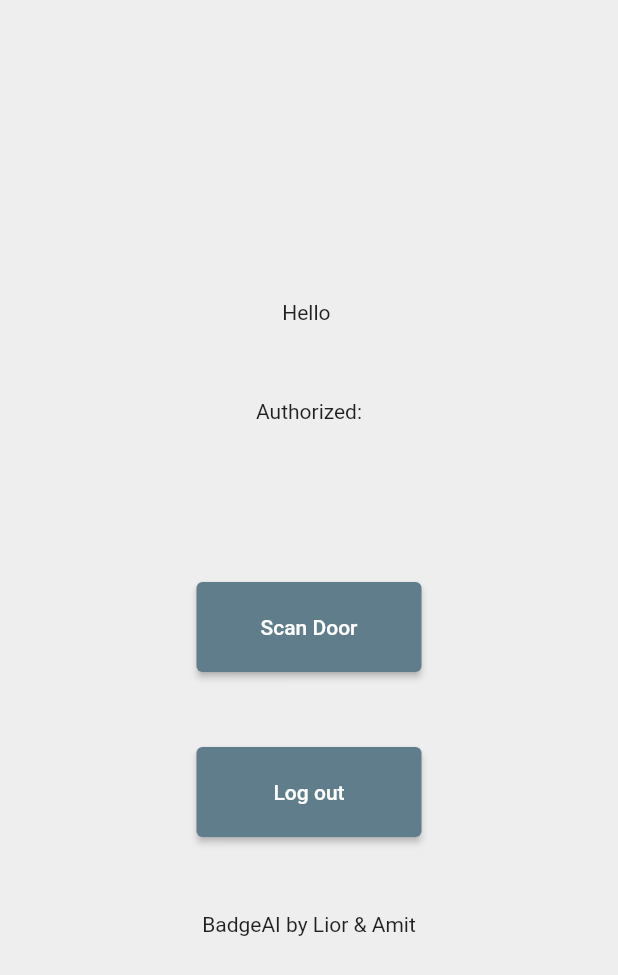
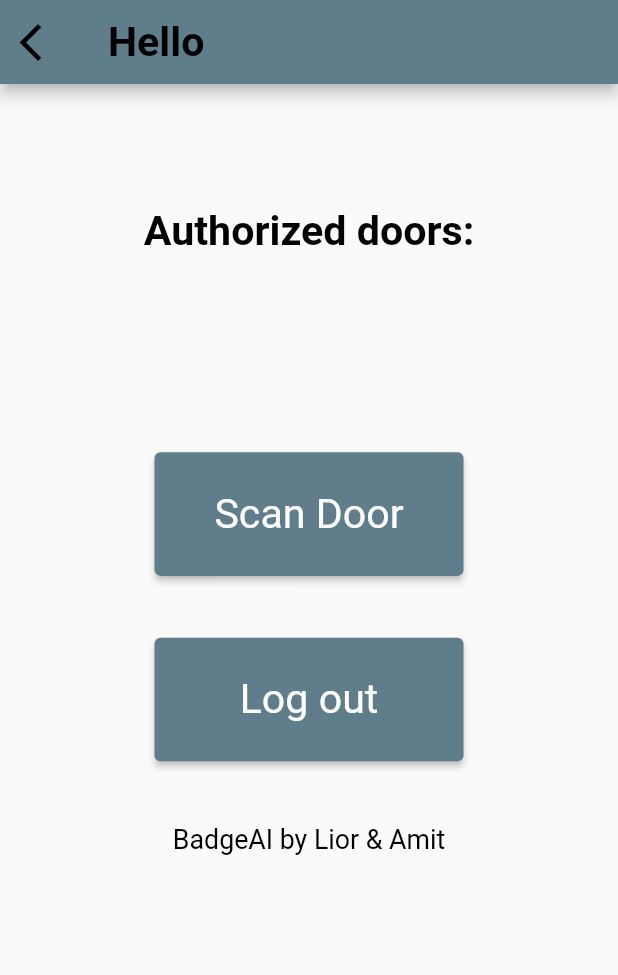
Before and after one commit to AmitTzah/Badge_AI, a Flutter app: the HomeScreen screen opened by its route, on a phone screen of 412 x 824 dp. Shown: the top 975 px of the screen. Run offline on Flutter 3.47's test engine with Material 2 defaults, Android fonts, the phone set to English and light mode, and no system bars; our stand-ins replace cloud_firestore, firebase_auth, firebase_core, firebase_database, local_auth, sizer; missing offline and left inert: flutter_barcode_scanner; accounts and stored records are empty.

Commit message:
Fixed overflow in home

```diff
--- a/lib/pages/home.dart
+++ b/lib/pages/home.dart
@@ -7,6 +7,8 @@ import 'package:firebase_database/firebase_database.dart';
 import 'package:flutter/services.dart';
 import 'package:local_auth/local_auth.dart';
 import 'dart:async';
+
+import 'package:sizer/sizer.dart';
 
 class HomeScreen extends StatefulWidget {
   final String fullname;
@@ -135,24 +137,59 @@ class _HomeScreenState extends State<HomeScreen> {
   @override
   Widget build(BuildContext context) {
     return Scaffold(
-      backgroundColor: Colors.grey[200],
+      appBar: AppBar(
+        title: Text(
+          'Hello ${widget.fullname}',
+          style: TextStyle(
+              fontSize: 20.sp,
+              color: Colors.black,
+              fontWeight: FontWeight.bold),
+        ),
+        leading: IconButton(
+          icon: const Icon(
+            Icons.arrow_back_ios,
+            color: Colors.black,
+            size: 30,
+          ),
+          onPressed: () {
+            Navigator.of(context).pop();
+          },
+        ),
+      ),
       body: Center(
         child: Column(
-          mainAxisAlignment: MainAxisAlignment.center,
+          mainAxisAlignment: MainAxisAlignment.start,
           children: [
-            Text('Hello ${widget.fullname}'),
-            const SizedBox(height: 50),
-            const Text('Authorized:'),
-            const SizedBox(height: 20),
-            Text(widget.doors),
-            const SizedBox(height: 70),
+            SizedBox(height: 10.h),
+            Text(
+              'Authorized doors:',
+              style: TextStyle(
+                  fontSize: 20.sp,
+                  color: Colors.black,
+                  fontWeight: FontWeight.bold),
+            ),
+            SizedBox(height: 3.h),
+            Text(
+              widget.doors,
+              style: TextStyle(
+                  fontSize: 15.sp,
+                  color: Colors.black,
+                  fontWeight: FontWeight.normal),
+            ),
+            SizedBox(height: 10.h),
             SizedBox(
-              height: 60,
-              width: 150,
+              height: 10.h,
+              width: 50.w,
               child: ElevatedButton(
                   clipBehavior: Clip.hardEdge,
-                  child: const Center(
-                    child: Text('Scan Door'),
+                  child: Center(
+                    child: Text(
+                      'Scan Door',
+                      style: TextStyle(
+                          fontSize: 20.sp,
+                          color: Colors.white,
+                          fontWeight: FontWeight.normal),
+                    ),
                   ),
                   onPressed: () async {
                     await scanQR();
@@ -232,14 +269,20 @@ class _HomeScreenState extends State<HomeScreen> {
                     }
                   }),
             ),
-            const SizedBox(height: 50),
+            SizedBox(height: 5.h),
             SizedBox(
-              height: 60,
-              width: 150,
+              height: 10.h,
+              width: 50.w,
               child: ElevatedButton(
                   clipBehavior: Clip.hardEdge,
-                  child: const Center(
-                    child: Text('Log out'),
+                  child: Center(
+                    child: Text(
+                      'Log out',
+                      style: TextStyle(
+                          fontSize: 20.sp,
+                          color: Colors.white,
+                          fontWeight: FontWeight.normal),
+                    ),
                   ),
                   onPressed: () async {
                     await _signOut();
@@ -248,8 +291,14 @@ class _HomeScreenState extends State<HomeScreen> {
                     }
                   }),
             ),
-            const SizedBox(height: 50),
-            const Text('BadgeAI by Lior & Amit')
+            SizedBox(height: 5.h),
+            Text(
+              'BadgeAI by Lior & Amit',
+              style: TextStyle(
+                  fontSize: 13.sp,
+                  color: Colors.black,
+                  fontWeight: FontWeight.normal),
+            ),
           ],
         ),
       ),
--- a/lib/pages/login.dart
+++ b/lib/pages/login.dart
@@ -154,7 +154,7 @@ class _LoginScreenState extends State<LoginScreen> {
                               style: TextStyle(
                                   fontSize: 15.sp, color: Colors.black87),
                             ),
-                            const SizedBox(width: 10),
+                            SizedBox(width: 3.w),
                             Text(
                               'Sign up',
                               style: TextStyle(
@@ -165,8 +165,14 @@ class _LoginScreenState extends State<LoginScreen> {
                           ],
                         ),
                       ),
-                      const SizedBox(height: 50),
-                      const Text('BadgeAI by Lior & Amit')
+                      SizedBox(height: 5.h),
+                      Text(
+                        'BadgeAI by Lior & Amit',
+                        style: TextStyle(
+                            fontSize: 13.sp,
+                            color: Colors.black,
+                            fontWeight: FontWeight.normal),
+                      ),
                     ],
                   ),
                 ),
--- a/lib/pages/register.dart
+++ b/lib/pages/register.dart
@@ -53,12 +53,11 @@ class _SignupScreenState extends State<SignupScreen> {
                       Text(
                         "Sign Up",
                         style: TextStyle(
-                            fontSize: 30.sp,
+                            fontSize: 37.sp,
                             color: Colors.black,
                             fontWeight: FontWeight.bold),
                       ),
-                      SizedBox(height: 3.h),
-                      const SizedBox(height: 30),
+                      SizedBox(height: 10.h),
                       TextFormField(
                         keyboardType: TextInputType.emailAddress,
                         onChanged: (value) {
@@ -164,8 +163,14 @@ class _SignupScreenState extends State<SignupScreen> {
                           }
                         },
                       ),
-                      const SizedBox(height: 50),
-                      const Text('BadgeAI by Lior & Amit')
+                      SizedBox(height: 5.h),
+                      Text(
+                        'BadgeAI by Lior & Amit',
+                        style: TextStyle(
+                            fontSize: 13.sp,
+                            color: Colors.black,
+                            fontWeight: FontWeight.normal),
+                      ),
                     ],
                   ),
                 ),
```
